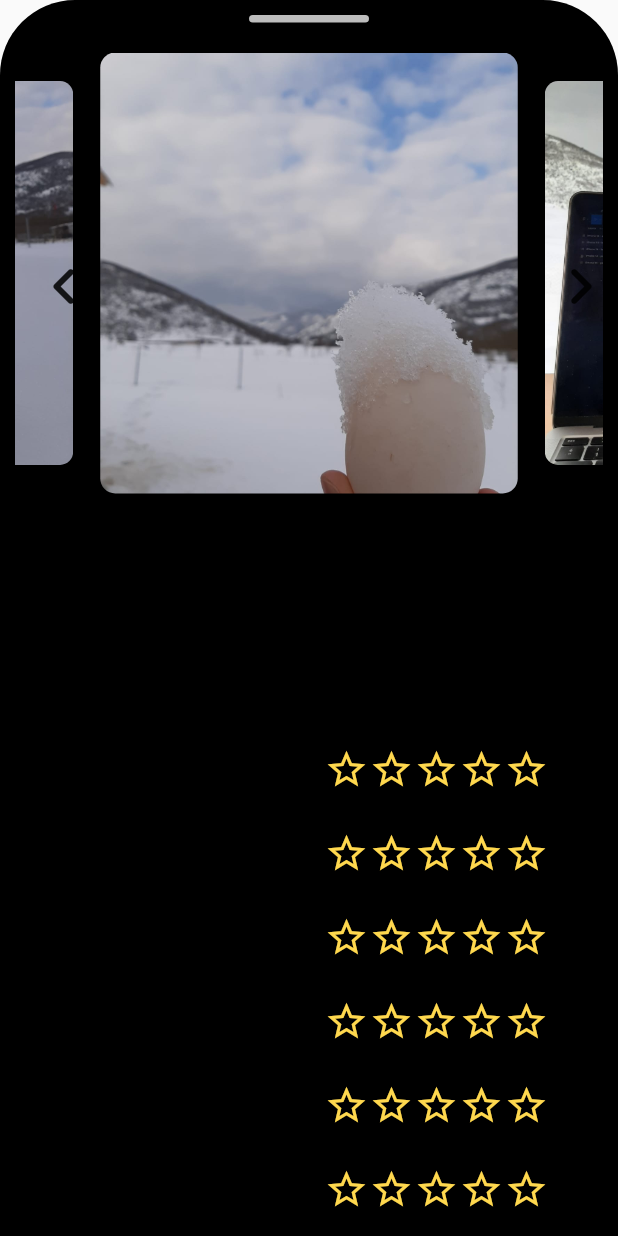
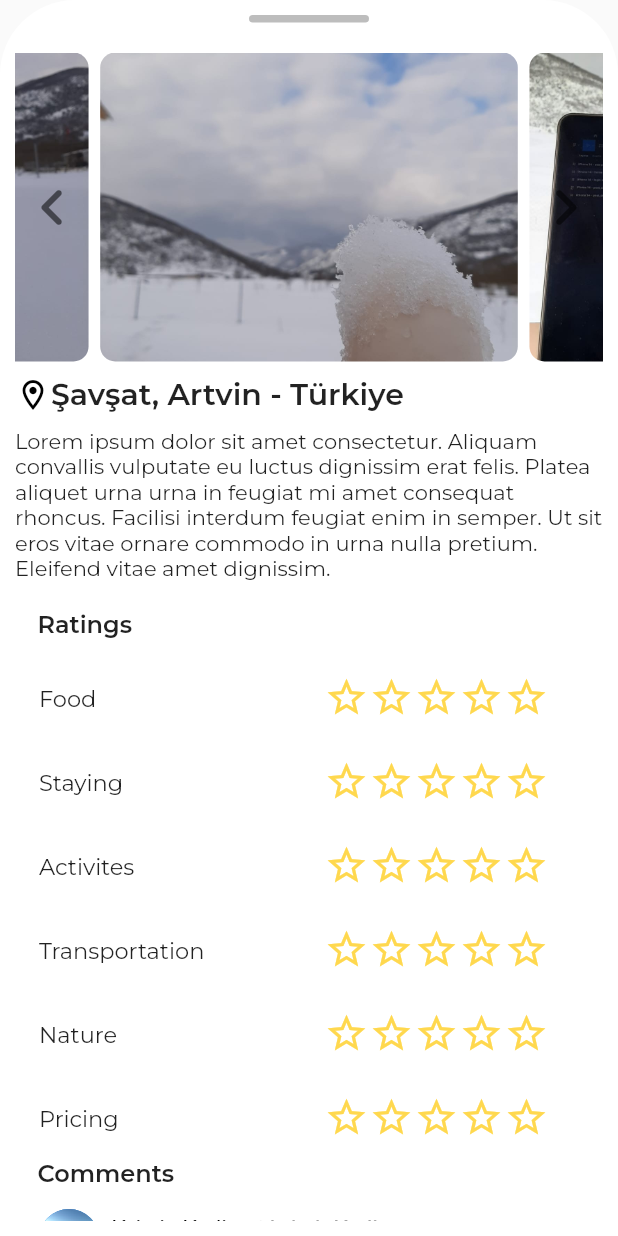
Before and after one commit to KozalakDev/TravelTogFlutter, a Flutter app: the DetailScreen widget shown alone on an empty page, opened directly, on a phone screen of 412 x 824 dp. Run offline on Flutter 3.47's test engine with Material 2 defaults, Android fonts, the phone set to English and light mode, and no system bars; drawn by our look-alikes of carousel_slider, flutter_rating_bar, percent_indicator; our stand-ins replace csc_picker, google_fonts, image_picker, like_button; missing offline and left inert: cloudinary.

Commit message:
Detail pagede image slider tekrar dizayn edilip buttonlar aktif hale getirildi. Detail pagede comment blogu eklendi ve dizayn edildi.

```diff
--- a/lib/screens/components/rating_list_tile.dart
+++ b/lib/screens/components/rating_list_tile.dart
@@ -27,7 +27,7 @@ class RatingListTile extends StatelessWidget {
         ),
         trailing: RatingBar(
           allowHalfRating: true,
-          ignoreGestures: false,
+          ignoreGestures: disable,
           glow: false,
           itemSize: 30,
           ratingWidget: RatingWidget(
--- a/lib/screens/detail/components/comment.dart
+++ b/lib/screens/detail/components/comment.dart
@@ -41,13 +41,10 @@ class Comment extends StatelessWidget {
               ),
               Row(
                 children: [
-                  Expanded(
-                    child: Text(
-                      "This is 💯 one hundred percent the best lip mask duo ever !!!",
-                      overflow: TextOverflow.ellipsis,
-                      style:
-                          GoogleFonts.lato(color: Colors.black, fontSize: 12),
-                    ),
+                  Text(
+                    "This is 💯 one percent the best lip mask duo ever !!!",
+                    overflow: TextOverflow.ellipsis,
+                    style: GoogleFonts.lato(color: Colors.black, fontSize: 12),
                   )
                 ],
               )
--- a/lib/screens/detail/detail_screen.dart
+++ b/lib/screens/detail/detail_screen.dart
@@ -1,10 +1,13 @@
 import 'package:carousel_slider/carousel_slider.dart';
+import 'package:flutter/cupertino.dart';
 import 'package:flutter/material.dart';
 import 'package:google_fonts/google_fonts.dart';
 import 'package:percent_indicator/percent_indicator.dart';
 import 'package:team_project_1/screens/post/components/image_slider.dart';
 import 'package:team_project_1/screens/components/rating_list_tile.dart';
+import 'package:team_project_1/screens/detail/components/comment.dart';
 
+import '../../size_config.dart';
 
 class DetailScreen extends StatelessWidget {
   DetailScreen({super.key});
@@ -26,7 +29,7 @@ class DetailScreen extends StatelessWidget {
       padding: const EdgeInsets.all(10),
       decoration: const BoxDecoration(
           borderRadius: BorderRadius.vertical(top: Radius.circular(50)),
-          color: Color.fromRGBO(0, 0, 0, 245)),
+          color: Color.fromRGBO(255, 255, 255, 100)),
       child: SingleChildScrollView(
         child: Column(
           mainAxisAlignment: MainAxisAlignment.center,
@@ -44,33 +47,42 @@ class DetailScreen extends StatelessWidget {
             Padding(
               padding: EdgeInsets.only(top: 20),
               child: Stack(
+                alignment: Alignment.center,
+                children: [
+                  SizedBox(
+                      width: SizeConfig.screenWidth! * 4.5 / 4 - 15,
+                      height: SizeConfig.screenHeight! / 4,
+                      child: ImageSlider(
+                        carouselController: carouselController,
+                        vpf: 0.73,
+                      )),
+                  Align(
                     alignment: Alignment.centerRight,
-                children: [
-                  ImageSlider(
-                    carouselController: carouselController,
-                    enlargeCenter: true,
-                    vpf: 0.71,
-                  ),
-                  IconButton(
+                    child: CupertinoButton(
+                      padding: EdgeInsets.all(0),
                       onPressed: () {
                         carouselController.nextPage();
                       },
-                    icon: Icon(
+                      child: Icon(
                         Icons.keyboard_arrow_right_rounded,
                         size: 50,
+                        color: Colors.black54,
+                      ),
                     ),
                   ),
                   Align(
                       alignment: Alignment.centerLeft,
-                    child: IconButton(
+                      child: CupertinoButton(
+                        padding: EdgeInsets.all(0),
                         onPressed: () {
                           carouselController.previousPage();
                         },
-                        icon: Icon(
+                        child: Icon(
                           Icons.keyboard_arrow_left_rounded,
                           size: 50,
+                          color: Colors.black54,
+                        ),
                       )),
-                  ),
                 ],
               ),
             ),
@@ -99,16 +111,42 @@ class DetailScreen extends StatelessWidget {
               ],
             ),
             Padding(
+              padding: const EdgeInsets.only(top: 20, right: 15, left: 15),
+              child: Row(
+                children: [
+                  Text("Ratings",
+                      style: GoogleFonts.montserrat(
+                          fontSize: 16, fontWeight: FontWeight.w600)),
+                ],
+              ),
+            ),
+            Padding(
               padding: const EdgeInsets.only(top: 10),
               child: Column(
                   children: ratingsMap.entries.map((entry) {
                 return RatingListTile(
                   text: entry.key,
-                  disable: false,
-                  rate: entry.value / 2, changeRating: (String , double ) { },
-
+                  disable: true,
+                  rate: entry.value / 2,
+                  changeRating: (String, double) {},
                 );
               }).toList()),
+            ),
+            Padding(
+              padding: const EdgeInsets.symmetric(horizontal: 15),
+              child: Row(
+                children: [
+                  Text("Comments",
+                      style: GoogleFonts.montserrat(
+                          fontSize: 16, fontWeight: FontWeight.w600)),
+                ],
+              ),
+            ),
+            Padding(
+              padding: EdgeInsets.symmetric(vertical: 5),
+              child: Column(
+                children: [Comment(), Comment(), Comment()],
+              ),
             )
           ],
         ),
```
Lines whose indentation alone changed are shown as unchanged.
